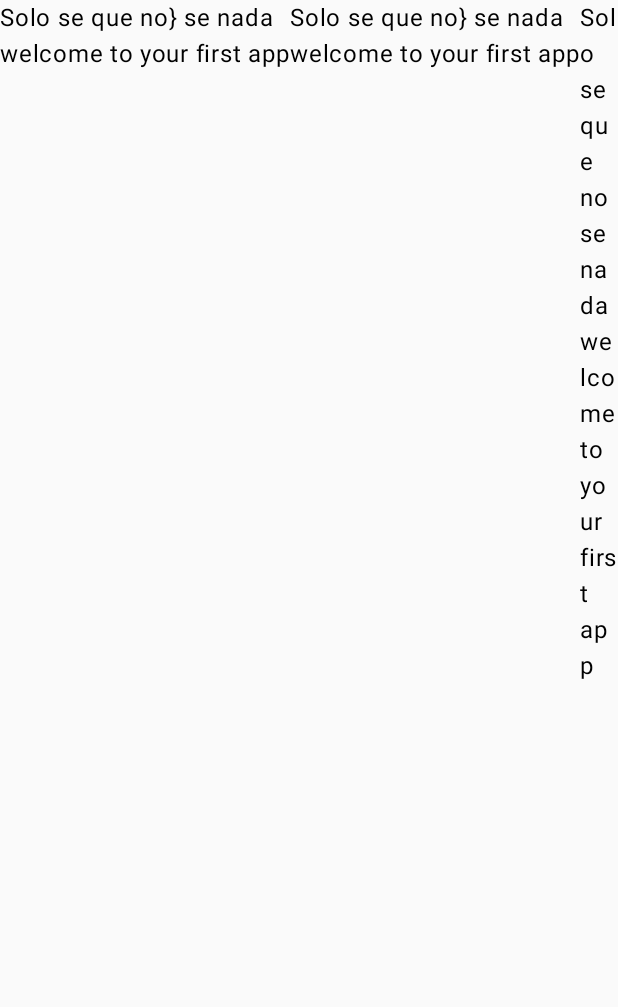
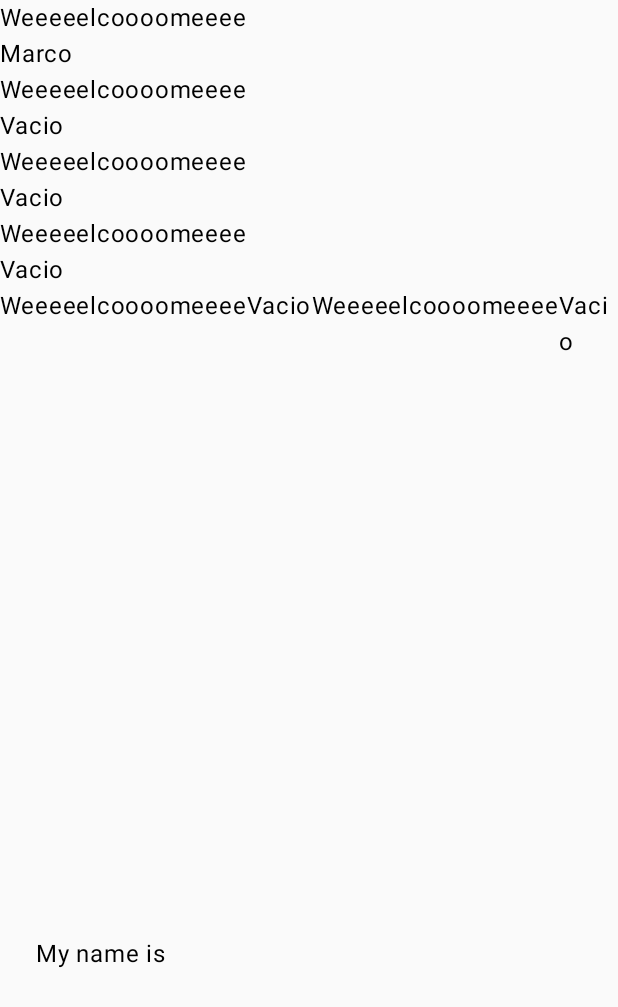
Before and after one commit to Dester909/LittleProjectAndroid, an Android app built with Jetpack Compose: the screen it shows after launch (MainActivity), on a phone screen of 412 x 824 dp. Shown: the top 1007 px of the screen. Run offline under Robolectric (Android 15) with nearby library versions, the light colour scheme and no system bars.

Commit message:
Use of simple layout components

```diff
--- a/app/src/main/java/com/example/littleprojectandroid/MainActivity.kt
+++ b/app/src/main/java/com/example/littleprojectandroid/MainActivity.kt
@@ -4,15 +4,25 @@ import android.os.Bundle
 import androidx.activity.ComponentActivity
 import androidx.activity.compose.setContent
 import androidx.activity.enableEdgeToEdge
+import androidx.compose.foundation.background
+import androidx.compose.foundation.border
+import androidx.compose.foundation.clickable
+import androidx.compose.foundation.layout.Arrangement
 import androidx.compose.foundation.layout.Column
 import androidx.compose.foundation.layout.Row
+import androidx.compose.foundation.layout.fillMaxHeight
 import androidx.compose.foundation.layout.fillMaxSize
+import androidx.compose.foundation.layout.fillMaxWidth
 import androidx.compose.foundation.layout.padding
+import androidx.compose.foundation.layout.width
 import androidx.compose.material3.Scaffold
 import androidx.compose.material3.Text
 import androidx.compose.runtime.Composable
+import androidx.compose.ui.Alignment
 import androidx.compose.ui.Modifier
+import androidx.compose.ui.graphics.Color
 import androidx.compose.ui.tooling.preview.Preview
+import androidx.compose.ui.unit.dp
 import com.example.littleprojectandroid.ui.theme.LittleProjectAndroidTheme
 
 class MainActivity : ComponentActivity() {
@@ -21,18 +31,21 @@ class MainActivity : ComponentActivity() {
         //enableEdgeToEdge()
         setContent {
             LittleProjectAndroidTheme {
-                Row(){
-                    Column {
-                        Text(text = "Solo se que no} se nada")
-                        Text(text = "welcome to your first app")
+                Column(){
+                    Column() {
+                        TextComposable("Marco")
+                        TextComposable()
+                        TextComposable()
+                        TextComposable()
+                    }
+                    Row() {
+                        TextComposable()
+                        TextComposable()
+                        TextComposable()
+                        TextComposable()
                     }
                     Column {
-                        Text(text = "Solo se que no} se nada")
-                        Text(text = "welcome to your first app")
-                    }
-                    Column {
-                        Text(text = "Solo se que no se nada")
-                        Text(text = "welcome to your first app")
+                        ModifierExampleTwo()
                     }
                 }
 
@@ -52,6 +65,59 @@ class MainActivity : ComponentActivity() {
     private fun column(function: () -> Unit) {
 
     }
+    @Preview(showBackground = true)
+    @Composable
+    fun TextComposable(name:String = "Vacio"){
+        Text("Weeeeelcoooomeeee")
+        Text(name)
+    }
+    @Preview(showBackground = true)
+    @Composable
+    fun ModifierExampleOne(){
+        Column (
+            modifier = Modifier
+                .padding(24.dp,10.dp,5.dp,20.dp)
+
+        ){
+            Text("My name is")
+        }
+    }
+    @Preview(showBackground = true)
+    @Composable
+    fun ModifierExampleTwo(){
+        Column (
+            modifier = Modifier
+                .padding(24.dp)
+                .fillMaxWidth()
+                .clickable(onClick={})
+        ){
+            Text("My name is")
+        }
+    }
+    fun clickAction(){
+        println("column clicked")
+    }
+    @Preview(showBackground = true)
+    @Composable
+    fun ModifierExampleThree(){
+        Column(
+            modifier = Modifier
+                .fillMaxHeight()
+                .padding(16.dp)
+                .background(Color.Cyan)
+                .border(width = 2.dp, Color.Black)
+                .width(200.dp),
+            horizontalAlignment = Alignment.CenterHorizontally,
+            verticalArrangement = Arrangement.SpaceEvenly
+        ) {
+            TextComposable("1")
+            TextComposable("2")
+            TextComposable("3")
+            TextComposable("4")
+        }
+    }
+
+
 }
 /*
 @Composable
```
